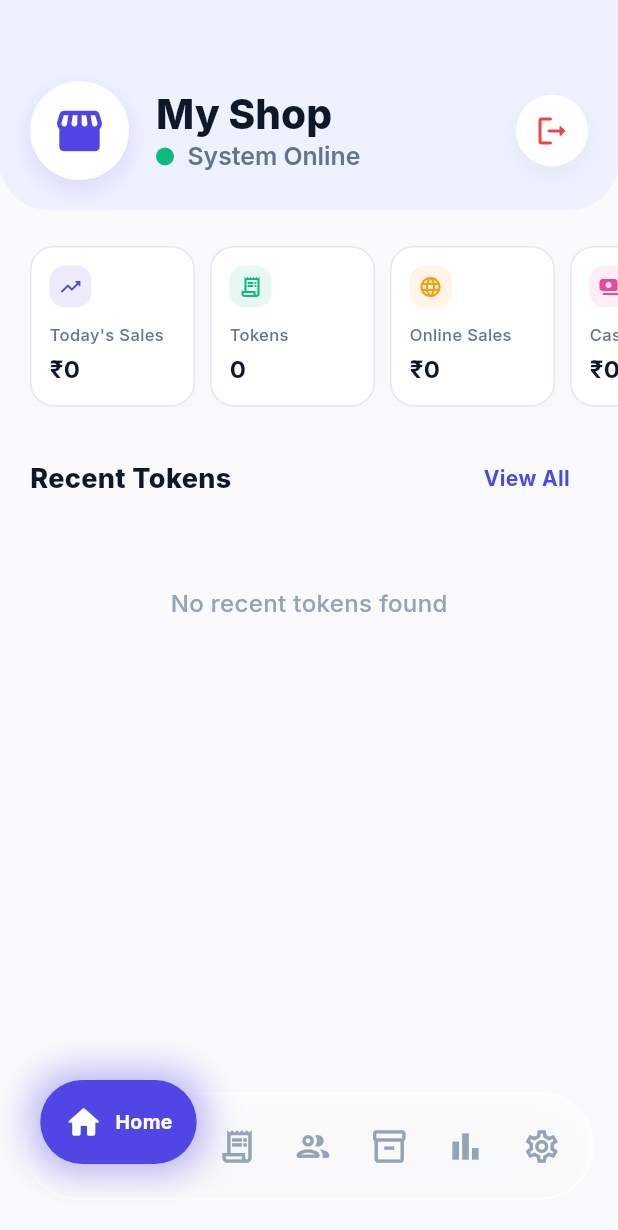
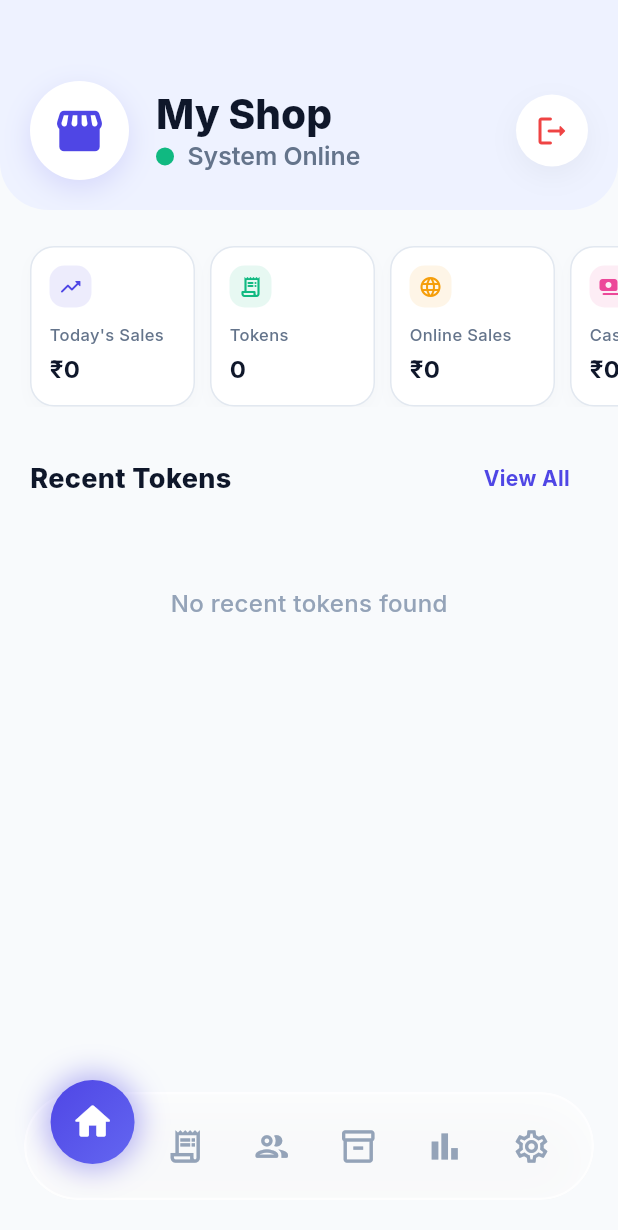
Before and after one commit to dharmik264/Billing-application, a Flutter app: the MainScreen screen opened directly, on a phone screen of 412 x 824 dp. Shown: the top 1230 px of the screen. Run offline on Flutter 3.47's test engine with Material 3 defaults, Android fonts, the phone set to English and light mode, and no system bars; drawn by our look-alikes of flutter_animate; our stand-ins replace google_fonts, image_picker, open_filex, pdf, printing, qr_flutter and 1 more; missing offline and left inert: blue_thermal_printer, dart:html, esc_pos_utils_plus; accounts and stored records are empty; network calls fail.

Commit message:
Update Navbar UI to icon-only layout with tooltips and gradient active state

```diff
--- a/lib/screens/main_screen.dart
+++ b/lib/screens/main_screen.dart
@@ -288,7 +288,15 @@ class _MainScreenState extends State<MainScreen> {
 
   Widget _mobileNavItem(int index, IconData activeIcon, IconData inactiveIcon, String label) {
     final isSelected = _currentIndex == index;
-    return AnimatedContainer(
+    return Tooltip(
+      message: label,
+      preferBelow: false,
+      textStyle: GoogleFonts.inter(fontSize: 12, color: Colors.white, fontWeight: FontWeight.w600),
+      decoration: BoxDecoration(
+        color: const Color(0xFF1E293B),
+        borderRadius: BorderRadius.circular(8),
+      ),
+      child: AnimatedContainer(
         duration: const Duration(milliseconds: 350),
         curve: Curves.easeOutBack,
         margin: EdgeInsets.only(bottom: isSelected ? 24 : 12),
@@ -296,57 +304,46 @@ class _MainScreenState extends State<MainScreen> {
           duration: const Duration(milliseconds: 350),
           curve: Curves.easeOutBack,
           height: isSelected ? 56 : 48,
-        constraints: BoxConstraints(
-          minWidth: isSelected ? 100 : 48,
-        ),
+          width: isSelected ? 56 : 48,
           decoration: BoxDecoration(
-          color: isSelected ? const Color(0xFF4F46E5) : Colors.transparent,
-          borderRadius: BorderRadius.circular(28),
+            shape: BoxShape.circle,
+            gradient: isSelected
+                ? const LinearGradient(
+                    colors: [Color(0xFF4F46E5), Color(0xFF6366F1)],
+                    begin: Alignment.topLeft,
+                    end: Alignment.bottomRight,
+                  )
+                : null,
+            color: isSelected ? null : Colors.transparent,
             boxShadow: isSelected
                 ? [
                     BoxShadow(
                       color: const Color(0xFF4F46E5).withOpacity(0.4),
-                    blurRadius: 20,
-                    spreadRadius: 6, // Sonar Glow
+                      blurRadius: 16,
+                      spreadRadius: 4, // Soft shadow
                     ),
                   ]
                 : [],
           ),
           child: Material(
             color: Colors.transparent,
-          borderRadius: BorderRadius.circular(28),
+            shape: const CircleBorder(),
             child: InkWell(
-            borderRadius: BorderRadius.circular(28),
+              customBorder: const CircleBorder(),
               onTap: () => _onTabTapped(index),
               splashColor: Colors.white.withOpacity(0.2),
               highlightColor: Colors.transparent,
-            child: Padding(
-              padding: isSelected ? const EdgeInsets.symmetric(horizontal: 16) : EdgeInsets.zero,
-              child: Row(
-                mainAxisSize: MainAxisSize.min,
-                mainAxisAlignment: MainAxisAlignment.center,
-                children: [
-                  Icon(
+              child: Center(
+                child: AnimatedScale(
+                  scale: isSelected ? 1.15 : 1.0,
+                  duration: const Duration(milliseconds: 300),
+                  curve: Curves.easeOutQuint,
+                  child: Icon(
                     isSelected ? activeIcon : inactiveIcon,
                     color: isSelected ? Colors.white : const Color(0xFF94A3B8),
                     size: 26,
                   ),
-                  if (isSelected) ...[
-                    const SizedBox(width: 8),
-                    Flexible(
-                      child: Text(
-                        label,
-                        maxLines: 1,
-                        overflow: TextOverflow.clip,
-                        style: GoogleFonts.inter(
-                          fontSize: 13,
-                          fontWeight: FontWeight.w700,
-                          color: Colors.white,
                 ),
-                      ),
-                    ),
-                  ]
-                ],
               ),
             ),
           ),
```
Lines whose indentation alone changed are shown as unchanged.
